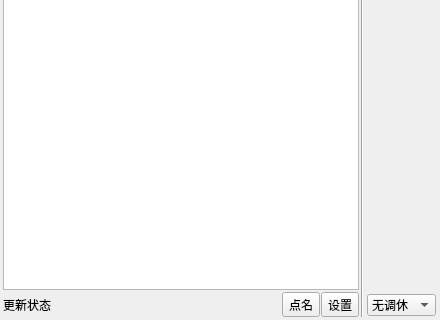
The window that ui/mainwindow.ui (Return-Log/Education-Clock) describes before a commit, drawn with Qt 5; both pictures show x 0 to 440 and y 360 to 680 of the 440 by 680 pixel window.
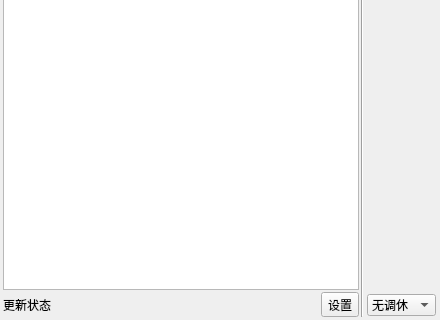
The same window after the commit. Icons and pictures are not drawn.

```diff
--- a/ui/mainwindow.ui
+++ b/ui/mainwindow.ui
@@ -168,13 +168,6 @@
             </property>
            </widget>
           </item>
-          <item>
-           <widget class="QToolButton" name="toolButton">
-            <property name="text">
-             <string>点名</string>
-            </property>
-           </widget>
-          </item>
           <item>
            <widget class="QToolButton" name="toolButton_3">
             <property name="text">
```
